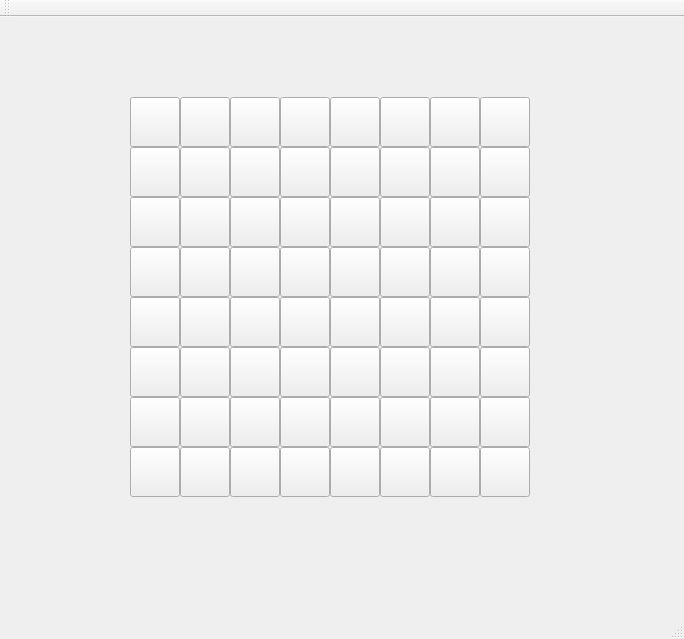
Before: the Qt Designer form mainwindow.ui in Stereotype97/StereoChess, drawn with Qt 5.
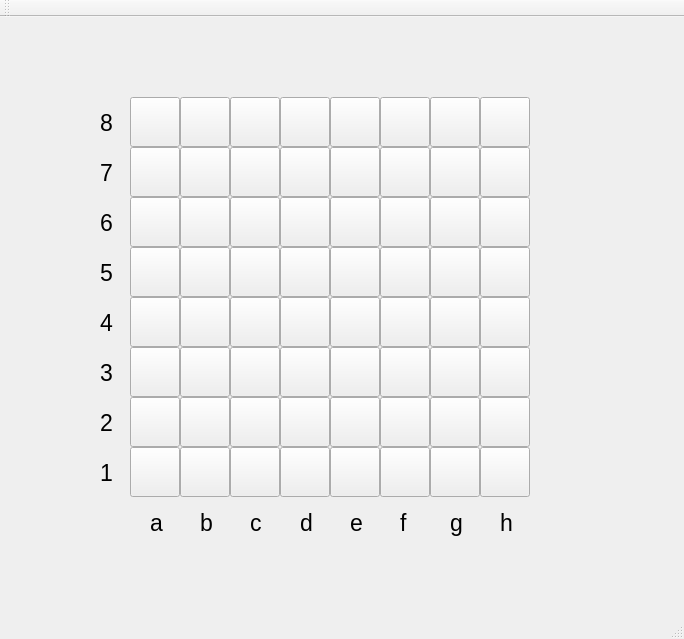
After: the same form once the commit is applied.

What changed in the file:
```diff
--- a/mainwindow.ui
+++ b/mainwindow.ui
@@ -855,6 +855,294 @@
      <string/>
     </property>
    </widget>
+   <widget class="QLabel" name="n_1">
+    <property name="geometry">
+     <rect>
+      <x>100</x>
+      <y>440</y>
+      <width>20</width>
+      <height>31</height>
+     </rect>
+    </property>
+    <property name="font">
+     <font>
+      <pointsize>17</pointsize>
+     </font>
+    </property>
+    <property name="text">
+     <string>1</string>
+    </property>
+   </widget>
+   <widget class="QLabel" name="n_2">
+    <property name="geometry">
+     <rect>
+      <x>100</x>
+      <y>390</y>
+      <width>20</width>
+      <height>31</height>
+     </rect>
+    </property>
+    <property name="font">
+     <font>
+      <pointsize>17</pointsize>
+     </font>
+    </property>
+    <property name="text">
+     <string>2</string>
+    </property>
+   </widget>
+   <widget class="QLabel" name="n_3">
+    <property name="geometry">
+     <rect>
+      <x>100</x>
+      <y>340</y>
+      <width>20</width>
+      <height>31</height>
+     </rect>
+    </property>
+    <property name="font">
+     <font>
+      <pointsize>17</pointsize>
+     </font>
+    </property>
+    <property name="text">
+     <string>3</string>
+    </property>
+   </widget>
+   <widget class="QLabel" name="n_4">
+    <property name="geometry">
+     <rect>
+      <x>100</x>
+      <y>290</y>
+      <width>20</width>
+      <height>31</height>
+     </rect>
+    </property>
+    <property name="font">
+     <font>
+      <pointsize>17</pointsize>
+     </font>
+    </property>
+    <property name="text">
+     <string>4</string>
+    </property>
+   </widget>
+   <widget class="QLabel" name="n_5">
+    <property name="geometry">
+     <rect>
+      <x>100</x>
+      <y>240</y>
+      <width>20</width>
+      <height>31</height>
+     </rect>
+    </property>
+    <property name="font">
+     <font>
+      <pointsize>17</pointsize>
+     </font>
+    </property>
+    <property name="text">
+     <string>5</string>
+    </property>
+   </widget>
+   <widget class="QLabel" name="n_6">
+    <property name="geometry">
+     <rect>
+      <x>100</x>
+      <y>190</y>
+      <width>20</width>
+      <height>31</height>
+     </rect>
+    </property>
+    <property name="font">
+     <font>
+      <pointsize>17</pointsize>
+     </font>
+    </property>
+    <property name="text">
+     <string>6</string>
+    </property>
+   </widget>
+   <widget class="QLabel" name="n_7">
+    <property name="geometry">
+     <rect>
+      <x>100</x>
+      <y>140</y>
+      <width>20</width>
+      <height>31</height>
+     </rect>
+    </property>
+    <property name="font">
+     <font>
+      <pointsize>17</pointsize>
+     </font>
+    </property>
+    <property name="text">
+     <string>7</string>
+    </property>
+   </widget>
+   <widget class="QLabel" name="n_8">
+    <property name="geometry">
+     <rect>
+      <x>100</x>
+      <y>90</y>
+      <width>20</width>
+      <height>31</height>
+     </rect>
+    </property>
+    <property name="font">
+     <font>
+      <pointsize>17</pointsize>
+     </font>
+    </property>
+    <property name="text">
+     <string>8</string>
+    </property>
+   </widget>
+   <widget class="QLabel" name="l_1">
+    <property name="geometry">
+     <rect>
+      <x>150</x>
+      <y>490</y>
+      <width>20</width>
+      <height>31</height>
+     </rect>
+    </property>
+    <property name="font">
+     <font>
+      <pointsize>17</pointsize>
+     </font>
+    </property>
+    <property name="text">
+     <string>a</string>
+    </property>
+   </widget>
+   <widget class="QLabel" name="l_2">
+    <property name="geometry">
+     <rect>
+      <x>200</x>
+      <y>490</y>
+      <width>20</width>
+      <height>31</height>
+     </rect>
+    </property>
+    <property name="font">
+     <font>
+      <pointsize>17</pointsize>
+     </font>
+    </property>
+    <property name="text">
+     <string>b</string>
+    </property>
+   </widget>
+   <widget class="QLabel" name="l_3">
+    <property name="geometry">
+     <rect>
+      <x>250</x>
+      <y>490</y>
+      <width>20</width>
+      <height>31</height>
+     </rect>
+    </property>
+    <property name="font">
+     <font>
+      <pointsize>17</pointsize>
+     </font>
+    </property>
+    <property name="text">
+     <string>c</string>
+    </property>
+   </widget>
+   <widget class="QLabel" name="l_4">
+    <property name="geometry">
+     <rect>
+      <x>300</x>
+      <y>490</y>
+      <width>20</width>
+      <height>31</height>
+     </rect>
+    </property>
+    <property name="font">
+     <font>
+      <pointsize>17</pointsize>
+     </font>
+    </property>
+    <property name="text">
+     <string>d</string>
+    </property>
+   </widget>
+   <widget class="QLabel" name="l_5">
+    <property name="geometry">
+     <rect>
+      <x>350</x>
+      <y>490</y>
+      <width>20</width>
+      <height>31</height>
+     </rect>
+    </property>
+    <property name="font">
+     <font>
+      <pointsize>17</pointsize>
+     </font>
+    </property>
+    <property name="text">
+     <string>e</string>
+    </property>
+   </widget>
+   <widget class="QLabel" name="l_6">
+    <property name="geometry">
+     <rect>
+      <x>400</x>
+      <y>490</y>
+      <width>20</width>
+      <height>31</height>
+     </rect>
+    </property>
+    <property name="font">
+     <font>
+      <pointsize>17</pointsize>
+     </font>
+    </property>
+    <property name="text">
+     <string>f</string>
+    </property>
+   </widget>
+   <widget class="QLabel" name="l_7">
+    <property name="geometry">
+     <rect>
+      <x>450</x>
+      <y>490</y>
+      <width>20</width>
+      <height>31</height>
+     </rect>
+    </property>
+    <property name="font">
+     <font>
+      <pointsize>17</pointsize>
+     </font>
+    </property>
+    <property name="text">
+     <string>g</string>
+    </property>
+   </widget>
+   <widget class="QLabel" name="l_8">
+    <property name="geometry">
+     <rect>
+      <x>500</x>
+      <y>490</y>
+      <width>20</width>
+      <height>31</height>
+     </rect>
+    </property>
+    <property name="font">
+     <font>
+      <pointsize>17</pointsize>
+     </font>
+    </property>
+    <property name="text">
+     <string>h</string>
+    </property>
+   </widget>
   </widget>
   <widget class="QMenuBar" name="menuBar">
    <property name="geometry">
```
